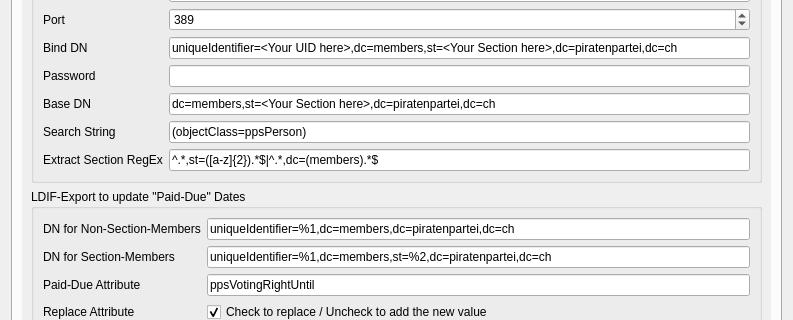
First picture: the form in forms/settings.ui, repository LukyLuke/PiTres, before the edit; both pictures show x 0 to 793 and y 104 to 424 of the 793 by 542 pixel window.
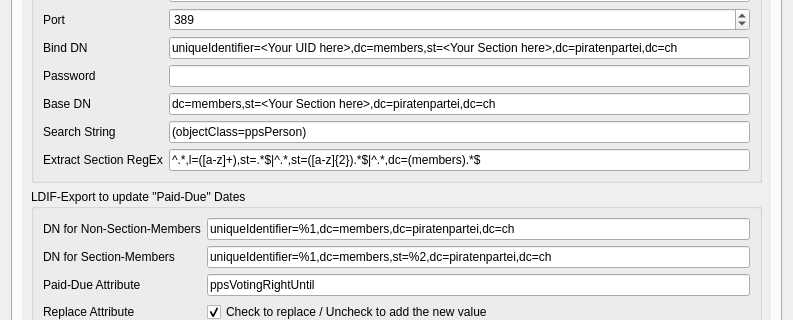
Second picture: the form after the edit. The open tabs and pages were chosen to show the change.

Commit message: Changed defualt value from Section-Extract RexEx to manage SubSections

Patch:
```diff
--- a/forms/settings.ui
+++ b/forms/settings.ui
@@ -561,8 +561,8 @@
            <rect>
             <x>0</x>
             <y>0</y>
-            <width>540</width>
-            <height>401</height>
+            <width>769</width>
+            <height>468</height>
            </rect>
           </property>
           <layout class="QVBoxLayout" name="verticalLayout_4">
@@ -659,7 +659,7 @@
               <item row="6" column="1">
                <widget class="QLineEdit" name="ldapSectionRegex">
                 <property name="text">
-                 <string>^.*,st=([a-z]{2}).*$|^.*,dc=(members).*$</string>
+                 <string>^.*,l=([a-z]+),st=.*$|^.*,st=([a-z]{2}).*$|^.*,dc=(members).*$</string>
                 </property>
                </widget>
               </item>
```
The commit also changes 2 other files.
